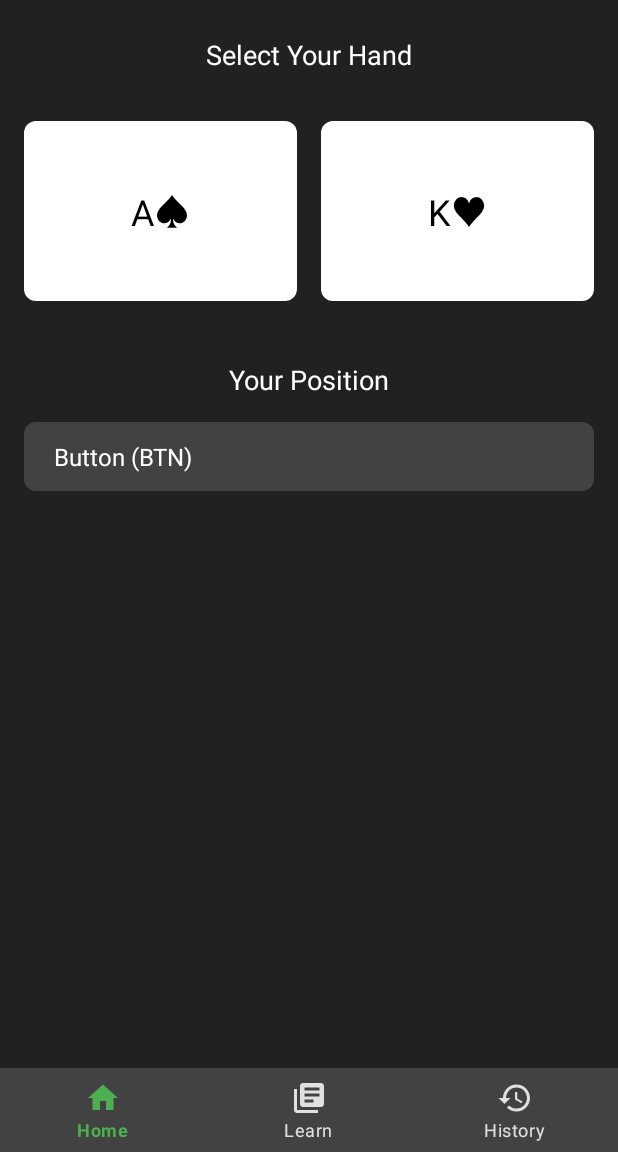
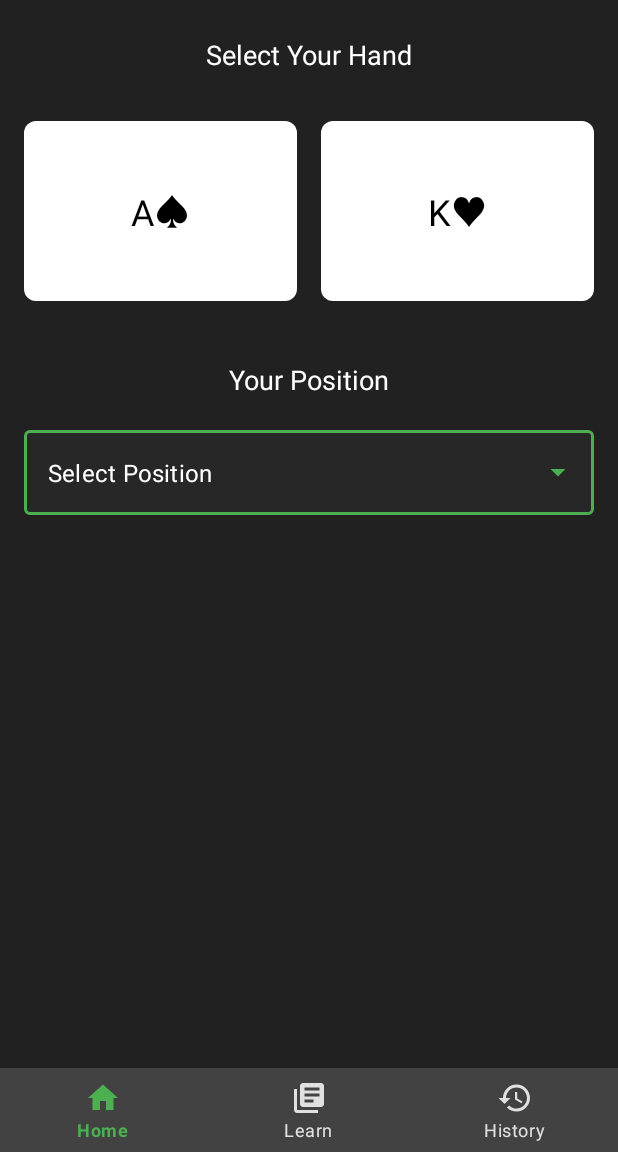
Before and after one commit to RyanLuo1/PreflopPal, an Android app: the screen it shows after launch (MainActivity), on a phone screen of 412 x 824 dp, the part 84-1236 px from its top. Run offline under Robolectric (Android 15) with nearby library versions, the phone set to English and light mode, and no system bars.

Commit message:
Position selection (dropdown menu)

```diff
--- a/app/src/main/java/com/ryanluo/prefloppal/MainActivity.kt
+++ b/app/src/main/java/com/ryanluo/prefloppal/MainActivity.kt
@@ -1,12 +1,13 @@
 package com.ryanluo.prefloppal
 
-import androidx.appcompat.app.AppCompatActivity
 import android.os.Bundle
 import android.widget.ArrayAdapter
-import android.widget.Spinner
-import android.widget.TextView
+import android.widget.AutoCompleteTextView
+import androidx.appcompat.app.AppCompatActivity
 import androidx.appcompat.widget.Toolbar
 import com.google.android.material.bottomnavigation.BottomNavigationView
+import android.widget.TextView
+import android.widget.AdapterView
 
 class MainActivity : AppCompatActivity() {
     private lateinit var card1TextView: TextView
@@ -20,7 +21,7 @@ class MainActivity : AppCompatActivity() {
         setSupportActionBar(toolbar)
 
         setupCardSelection()
-        setupPositionSpinner()
+        setupPositionDropdown()
         setupBottomNavigation()
     }
 
@@ -40,15 +41,15 @@ class MainActivity : AppCompatActivity() {
         dialog.show(supportFragmentManager, "CardSelectionDialog")
     }
 
-    private fun setupPositionSpinner() {
-        val spinner: Spinner = findViewById(R.id.positionSpinner)
-        ArrayAdapter.createFromResource(
-            this,
-            R.array.poker_positions,
-            android.R.layout.simple_spinner_item
-        ).also { adapter ->
-            adapter.setDropDownViewResource(android.R.layout.simple_spinner_dropdown_item)
-            spinner.adapter = adapter
+    private fun setupPositionDropdown() {
+        val positions = arrayOf("Button (BTN)", "Small Blind (SB)", "Big Blind (BB)", "Under the Gun (UTG)", "Middle Position (MP)", "Cut-off (CO)")
+        val adapter = ArrayAdapter(this, R.layout.dropdown_item, positions)
+        val positionDropdown: AutoCompleteTextView = findViewById(R.id.positionDropdown)
+        positionDropdown.setAdapter(adapter)
+
+        positionDropdown.onItemClickListener = AdapterView.OnItemClickListener { parent, view, position, id ->
+            val selectedPosition = parent.getItemAtPosition(position) as String
+            // Do something with the selected position
         }
     }
 
--- a/app/src/main/res/layout/activity_main.xml
+++ b/app/src/main/res/layout/activity_main.xml
@@ -79,15 +79,23 @@
         app:layout_constraintStart_toStartOf="parent"
         app:layout_constraintTop_toBottomOf="@id/cardSelectionLayout" />
 
-    <Spinner
-        android:id="@+id/positionSpinner"
+    <com.google.android.material.textfield.TextInputLayout
+        android:id="@+id/positionDropdownLayout"
+        style="@style/Widget.MaterialComponents.TextInputLayout.OutlinedBox.ExposedDropdownMenu"
         android:layout_width="match_parent"
         android:layout_height="wrap_content"
         android:layout_marginHorizontal="16dp"
         android:layout_marginTop="16dp"
-        android:background="@drawable/spinner_background"
-        android:padding="12dp"
-        app:layout_constraintTop_toBottomOf="@id/positionText" />
+        app:layout_constraintTop_toBottomOf="@id/positionText">
+
+        <AutoCompleteTextView
+            android:id="@+id/positionDropdown"
+            android:layout_width="match_parent"
+            android:layout_height="wrap_content"
+            android:inputType="none"
+            android:text="Select Position" />
+
+    </com.google.android.material.textfield.TextInputLayout>
 
     <com.google.android.material.bottomnavigation.BottomNavigationView
         android:id="@+id/bottomNavigation"
--- /dev/null
+++ b/app/src/main/res/layout/dropdown_item.xml
@@ -0,0 +1,8 @@
+<?xml version="1.0" encoding="utf-8"?>
+<TextView xmlns:android="http://schemas.android.com/apk/res/android"
+    android:layout_width="match_parent"
+    android:layout_height="wrap_content"
+    android:padding="16dp"
+    android:ellipsize="end"
+    android:maxLines="1"
+    android:textAppearance="?attr/textAppearanceSubtitle1" />
--- a/app/src/main/res/values/colors.xml
+++ b/app/src/main/res/values/colors.xml
@@ -10,4 +10,6 @@
         <color name="light_gray_300">#E0E0E0</color>
         <color name="dark_gray_900">#212121</color>
         <color name="blue_500">#2196F3</color>
+        <color name="text_color_primary">#FFFFFF</color>
+        <color name="text_color_secondary">#B3FFFFFF</color>
 </resources>
--- a/app/src/main/res/values/themes.xml
+++ b/app/src/main/res/values/themes.xml
@@ -19,6 +19,10 @@
         <item name="android:textColor">@color/white</item>
         <item name="android:textColorSecondary">@color/light_gray_300</item>
         <!-- Customize your theme here. -->
+
+        <!-- dropdown -->
+        <item name="android:textColorPrimary">@color/text_color_primary</item>
+
     </style>
 
     <style name="CustomDialogTheme" parent="Theme.MaterialComponents.Dialog">
```
